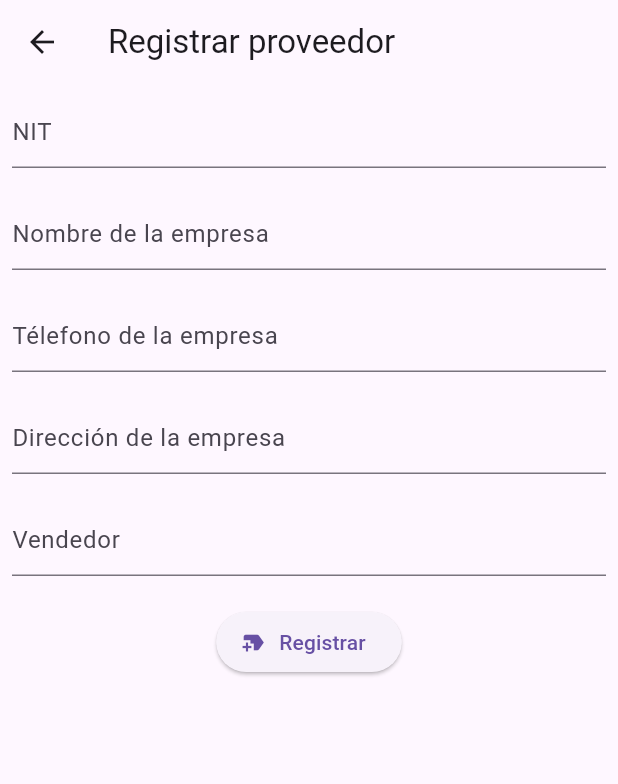
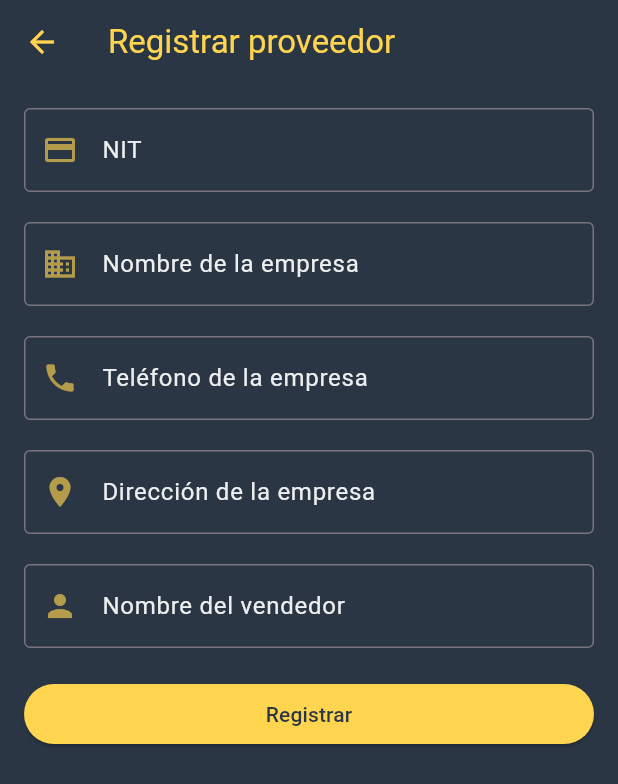
Before and after one commit to Dm29015/Ejercicios_Flutter, a Flutter app: the screen it shows after launch, after a tap on the "add" icon, on a phone screen of 412 x 824 dp. Shown: the top 784 px of the screen. Run offline on Flutter 3.47's test engine with Material 3 defaults, Android fonts, the phone set to English and light mode, and no system bars; network calls fail.

```diff
--- a/FLUTTER/comerciplus_flutter/analysis_options.yaml
+++ b/FLUTTER/comerciplus_flutter/analysis_options.yaml
@@ -3,4 +3,5 @@
     constant_identifier_names: ignore
     file_names: ignore
     non_constant_identifier_names: ignore
+    use_build_context_synchronously: ignore
 include: package:flutter_lints/flutter.yaml
--- a/FLUTTER/comerciplus_flutter/lib/pages/Proveedores/ListarProveedores.dart
+++ b/FLUTTER/comerciplus_flutter/lib/pages/Proveedores/ListarProveedores.dart
@@ -1,9 +1,9 @@
-import 'package:comerciplus_flutter/pages/Proveedores/DetallesProveedor.dart';
-import 'package:comerciplus_flutter/pages/Proveedores/forms/RegistrarProveedor.dart';
-import 'package:comerciplus_flutter/widgets/Card.dart';
+import 'package:flutter/material.dart';
 import '../../controllers/ProveedorController.dart';
-import 'package:flutter/material.dart';
 import '../../models/Proveedor.dart';
+import 'DetallesProveedor.dart';
+import 'forms/RegistrarProveedor.dart';
+import '../../widgets/Card.dart';
 
 class Proveedores extends StatefulWidget {
   const Proveedores({super.key});
@@ -13,16 +13,35 @@
 }
 
 class _ProveedoresState extends State<Proveedores> {
+  late Future<List<Proveedor>> _futureProveedores;
+
+  @override
+  void initState() {
+    super.initState();
+    _futureProveedores = fetchProveedores();
+  }
+
+  void _refreshProveedores() {
+    setState(() {
+      _futureProveedores = fetchProveedores();
+    });
+  }
+
   @override
   Widget build(BuildContext context) {
     return Scaffold(
       backgroundColor: const Color.fromARGB(255, 42, 54, 68),
       appBar: AppBar(
         backgroundColor: const Color.fromARGB(255, 42, 54, 68),
-        title: const Text('Proveedores', style: TextStyle(color:Color.fromRGBO(255, 213, 79, 1),),),
+        title: const Text(
+          'Proveedores',
+          style: TextStyle(
+            color: Color.fromRGBO(255, 213, 79, 1),
+          ),
+        ),
       ),
       body: FutureBuilder<List<Proveedor>>(
-        future: fetchProveedores(),
+        future: _futureProveedores,
         builder: (context, snapshot) {
           if (snapshot.connectionState == ConnectionState.waiting) {
             return const Center(child: CircularProgressIndicator());
@@ -40,9 +59,12 @@
                     Navigator.push(
                       context,
                       MaterialPageRoute(
-                         builder: (context) => Detallesproveedor(id: proveedor.id),
+                        builder: (context) =>
+                            DetallesProveedor(id: proveedor.id),
                       ),
-                    );
+                    ).then((_) {
+                      _refreshProveedores();
+                    });
                   },
                   child: Container(
                     padding: const EdgeInsets.all(10.0),
@@ -50,7 +72,7 @@
                       colorIcon: const Color.fromARGB(255, 252, 232, 54),
                       proveedor: proveedor.nombreProveedor,
                     ),
-                )
+                  ),
                 );
               },
             );
@@ -58,10 +80,11 @@
         },
       ),
       floatingActionButton: FloatingActionButton(
-        onPressed: () {
+        onPressed: () async {
           final route =
               MaterialPageRoute(builder: (context) => const Registrar());
-          Navigator.push(context, route);
+          await Navigator.push(context, route);
+          _refreshProveedores();
         },
         backgroundColor: Colors.yellow,
         child: const Icon(Icons.add),
--- a/FLUTTER/comerciplus_flutter/lib/pages/Proveedores/forms/RegistrarProveedor.dart
+++ b/FLUTTER/comerciplus_flutter/lib/pages/Proveedores/forms/RegistrarProveedor.dart
@@ -8,61 +8,136 @@
   State<Registrar> createState() => _RegistrarState();
 }
 
+class _RegistrarState extends State<Registrar> {
+  final _formKey = GlobalKey<FormState>();
   TextEditingController nit = TextEditingController();
   TextEditingController nombreProveedor = TextEditingController();
   TextEditingController telefonoProveedor = TextEditingController();
   TextEditingController direccionProveedor = TextEditingController();
   TextEditingController nombreVendedor = TextEditingController();
 
-class _RegistrarState extends State<Registrar> {
   @override
   Widget build(BuildContext context) {
     return Scaffold(
       appBar: AppBar(
-        title: const Text('Registrar proveedor'),
+        backgroundColor: const Color.fromARGB(255, 42, 54, 68),
+        iconTheme: const IconThemeData(color: Color.fromRGBO(255, 213, 79, 1)),
+        title: const Text(
+          'Registrar proveedor',
+          style: TextStyle(color: Color.fromRGBO(255, 213, 79, 1)),
         ),
+      ),
+      backgroundColor: const Color.fromARGB(255, 42, 54, 68),
       body: Padding(
-        padding: const EdgeInsets.all(8.0),
-        child: Column(children: [
-          TextField(
+        padding: const EdgeInsets.all(16.0),
+        child: Form(
+          key: _formKey,
+          child: Column(
+            crossAxisAlignment: CrossAxisAlignment.stretch,
+            children: [
+              TextFormField(
                 controller: nit,
-            decoration: const InputDecoration(hintText: "NIT"),
+                style:
+                    const TextStyle(color: Color.fromARGB(234, 255, 255, 255)),
+                decoration: const InputDecoration(
+                  labelText: 'NIT',
+                  labelStyle:
+                      TextStyle(color: Color.fromARGB(234, 255, 255, 255)),
+                  border: OutlineInputBorder(),
+                  prefixIcon: Icon(Icons.credit_card,
+                      color: Color.fromRGBO(255, 214, 79, 0.644)),
                 ),
-          const SizedBox(
-            height: 20,
+                validator: (value) {
+                  if (value == null || value.isEmpty) {
+                    return 'Por favor ingrese el NIT';
+                  }
+                  return null;
+                },
               ),
-          TextField(
+              const SizedBox(height: 20),
+              TextFormField(
                 controller: nombreProveedor,
-            decoration: const InputDecoration(hintText: "Nombre de la empresa"),
+                style:
+                    const TextStyle(color: Color.fromARGB(234, 255, 255, 255)),
+                decoration: const InputDecoration(
+                  labelText: 'Nombre de la empresa',
+                  labelStyle:
+                      TextStyle(color: Color.fromARGB(234, 255, 255, 255)),
+                  border: OutlineInputBorder(),
+                  prefixIcon: Icon(Icons.business,
+                      color: Color.fromRGBO(255, 214, 79, 0.644)),
                 ),
-          const SizedBox(
-            height: 20,
+                validator: (value) {
+                  if (value == null || value.isEmpty) {
+                    return 'Por favor ingrese el nombre de la empresa';
+                  }
+                  return null;
+                },
               ),
-          TextField(
+              const SizedBox(height: 20),
+              TextFormField(
                 controller: telefonoProveedor,
-            decoration:
-                const InputDecoration(hintText: "Télefono de la empresa"),
+                style:
+                    const TextStyle(color: Color.fromARGB(234, 255, 255, 255)),
+                decoration: const InputDecoration(
+                  labelText: 'Teléfono de la empresa',
+                  labelStyle:
+                      TextStyle(color: Color.fromARGB(234, 255, 255, 255)),
+                  border: OutlineInputBorder(),
+                  prefixIcon: Icon(Icons.phone,
+                      color: Color.fromRGBO(255, 214, 79, 0.644)),
                 ),
-          const SizedBox(
-            height: 20,
+                validator: (value) {
+                  if (value == null || value.isEmpty) {
+                    return 'Por favor ingrese el teléfono de la empresa';
+                  }
+                  return null;
+                },
               ),
-          TextField(
+              const SizedBox(height: 20),
+              TextFormField(
                 controller: direccionProveedor,
-            decoration:
-                const InputDecoration(hintText: "Dirección de la empresa"),
+                style:
+                    const TextStyle(color: Color.fromARGB(234, 255, 255, 255)),
+                decoration: const InputDecoration(
+                  labelText: 'Dirección de la empresa',
+                  labelStyle:
+                      TextStyle(color: Color.fromARGB(234, 255, 255, 255)),
+                  border: OutlineInputBorder(),
+                  prefixIcon: Icon(Icons.location_on,
+                      color: Color.fromRGBO(255, 214, 79, 0.644)),
                 ),
-          const SizedBox(
-            height: 20,
+                validator: (value) {
+                  if (value == null || value.isEmpty) {
+                    return 'Por favor ingrese la dirección de la empresa';
+                  }
+                  return null;
+                },
               ),
-          TextField(
+              const SizedBox(height: 20),
+              TextFormField(
                 controller: nombreVendedor,
-            decoration: const InputDecoration(hintText: "Vendedor"),
+                style:
+                    const TextStyle(color: Color.fromARGB(234, 255, 255, 255)),
+                decoration: const InputDecoration(
+                  labelText: 'Nombre del vendedor',
+                  labelStyle:
+                      TextStyle(color: Color.fromARGB(234, 255, 255, 255)),
+                  border: OutlineInputBorder(),
+                  prefixIcon: Icon(Icons.person,
+                      color: Color.fromRGBO(255, 214, 79, 0.644)),
                 ),
-          const SizedBox(
-            height: 20,
+                validator: (value) {
+                  if (value == null || value.isEmpty) {
+                    return 'Por favor ingrese el nombre del vendedor';
+                  }
+                  return null;
+                },
               ),
-          ElevatedButton.icon(
-              onPressed: () {
+              const SizedBox(height: 20),
+              ElevatedButton(
+                onPressed: () async {
+                  if (_formKey.currentState!.validate()) {
                     var proveedor = {
                       "nit": nit.text,
                       "nombreEmpresa": nombreProveedor.text,
@@ -71,13 +146,43 @@
                       "nombreVendedor": nombreVendedor.text
                     };
 
-                print(proveedor);
-                createProveedor(proveedor);
-              },
-              icon: const Icon(Icons.new_label),
-              label: const Text("Registrar"))
-        ]),
+                    try {
+                      await createProveedor(proveedor);
+
+                      // Mostrar la alerta de éxito
+                      ScaffoldMessenger.of(context).showSnackBar(
+                        const SnackBar(
+                          content: Text('¡Proveedor agregado con éxito!'),
+                          duration: Duration(seconds: 2),
+                          backgroundColor: Colors.green,
+                        ),
+                      );
+
+                      // Volver a la página de listar proveedores y refrescar la lista
+                      Navigator.pop(context);
+                    } catch (e) {
+                      // Mostrar la alerta de error
+                      ScaffoldMessenger.of(context).showSnackBar(
+                        const SnackBar(
+                          content: Text('Error al agregar el proveedor.'),
+                          duration: Duration(seconds: 2),
+                          backgroundColor: Colors.red,
                         ),
                       );
                     }
                   }
+                },
+                style: ElevatedButton.styleFrom(
+                    backgroundColor: const Color.fromRGBO(255, 213, 79, 1)),
+                child: const Text(
+                  'Registrar',
+                  style: TextStyle(color: Color.fromARGB(255, 42, 54, 68)),
+                ),
+              ),
+            ],
+          ),
+        ),
+      ),
+    );
+  }
+}
```
Also changed, not shown: FLUTTER/comerciplus_flutter/lib/controllers/ProveedorController.dart (+4 -9 lines), FLUTTER/comerciplus_flutter/lib/pages/Proveedores/DetallesProveedor.dart (+124 -133 lines), FLUTTER/comerciplus_flutter/lib/pages/Proveedores/forms/EditarProveedor.dart (+188 -0 lines), FLUTTER/comerciplus_flutter/lib/widgets/CardInfo.dart (added, +65 -0 lines). Lines whose indentation alone changed are shown as unchanged.
